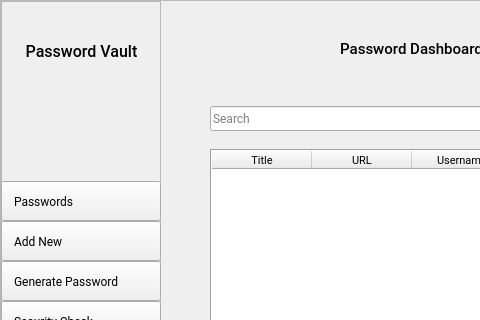
Above: main_window.ui from EmueI/password-manager before the change; both pictures show x 0 to 480 and y 0 to 320 of the 660 by 512 pixel window. Below: the same form after it.
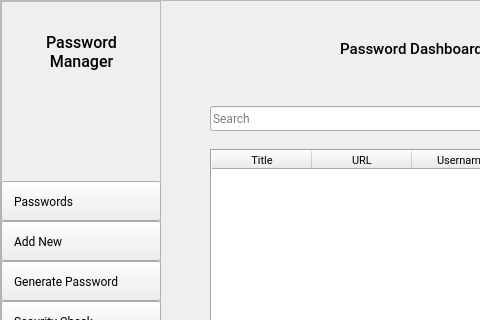
That is the form after the change. Icons and pictures are not drawn.

Diff of the .ui file:
```diff
--- a/main_window.ui
+++ b/main_window.ui
@@ -350,7 +350,7 @@
            </font>
           </property>
           <property name="text">
-           <string>Password Vault</string>
+           <string>Password Manager</string>
           </property>
           <property name="alignment">
            <set>Qt::AlignCenter</set>
```
Left out of the diff: 2 changed lines with no effect on the pictures.
